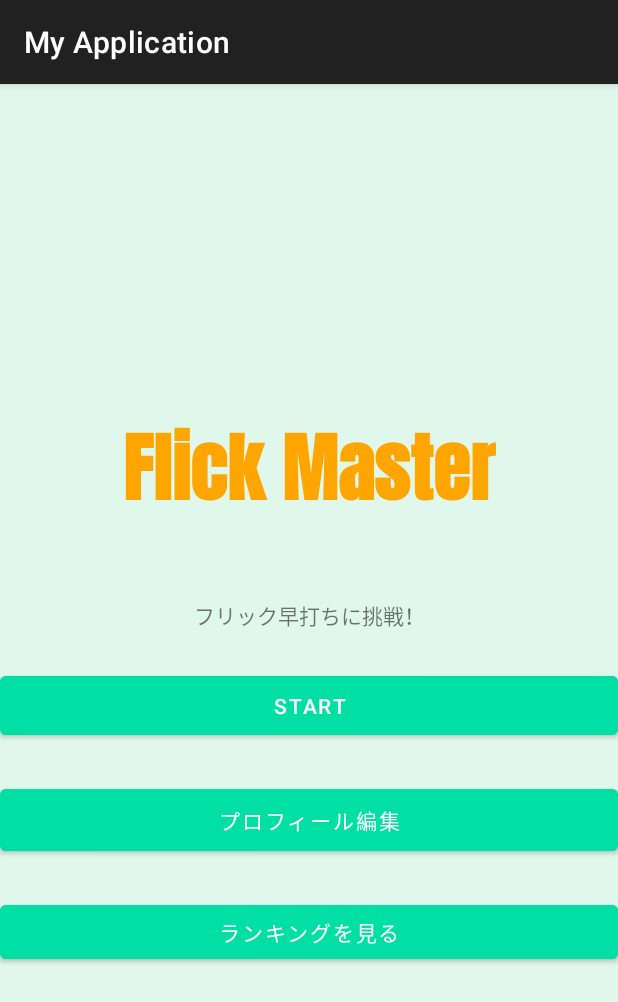
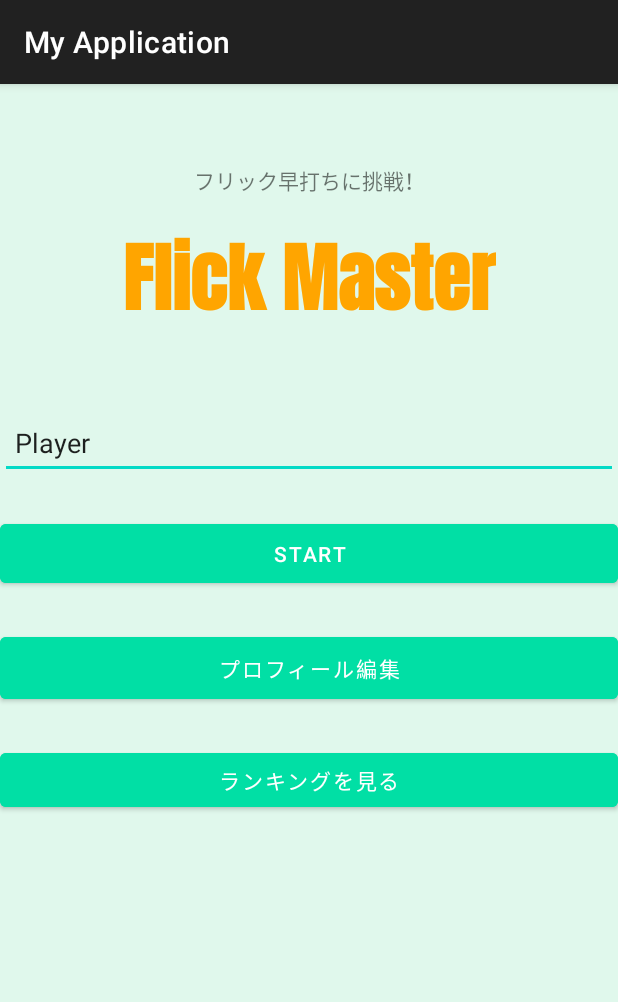
Before and after one commit to Byblis/FlickMaster, an Android app: the screen it shows after launch (MainActivity), on a phone screen of 412 x 824 dp. Shown: the top 1002 px of the screen. Run offline under Robolectric (Android 15) with nearby library versions, the phone set to English and light mode, and no system bars.

Commit message:
ランキングに名前を保存＆スコア自動保存実装

```diff
--- a/app/src/main/java/com/example/myapplication/MainActivity.java
+++ b/app/src/main/java/com/example/myapplication/MainActivity.java
@@ -1,14 +1,19 @@
 package com.example.myapplication;
 
 import android.content.Intent;
+import android.content.SharedPreferences;
 import android.os.Bundle;
 import android.widget.Button;
+import android.widget.EditText;
 import android.widget.TextView;
+import android.widget.Toast;
 
 import androidx.appcompat.app.AppCompatActivity;
-import com.example.testapp.ProfileEditActivity; // ✅ 正しいパス！
 
 public class MainActivity extends AppCompatActivity {
+    private EditText playerNameEditText;
+    private SharedPreferences prefs;
+
     @Override
     protected void onCreate(Bundle savedInstanceState) {
         super.onCreate(savedInstanceState);
@@ -17,29 +22,35 @@ public class MainActivity extends AppCompatActivity {
         // UIコンポーネントの初期化
         TextView textView = findViewById(R.id.textView);
         Button startButton = findViewById(R.id.startButton);
-        Button profileButton = findViewById(R.id.profileButton);
+        Button rankingButton = findViewById(R.id.rankingButton);
+        playerNameEditText = findViewById(R.id.playerNameEditText);
+
+        // SharedPreferences を取得
+        prefs = getSharedPreferences("PlayerPrefs", MODE_PRIVATE);
+        String savedName = prefs.getString("player_name", "Player"); // デフォルトは "Player"
+        playerNameEditText.setText(savedName);
 
         // スタートボタンのクリックリスナー
         startButton.setOnClickListener(v -> {
-            textView.setText("ボタンが押されました！");
+            String playerName = playerNameEditText.getText().toString().trim();
+            if (playerName.isEmpty()) {
+                playerName = "Player"; // 名前が空ならデフォルト
+            }
 
-            // TypingActivity へ遷移
+            // プレイヤー名を SharedPreferences に保存
+            SharedPreferences.Editor editor = prefs.edit();
+            editor.putString("player_name", playerName);
+            editor.apply();
+
+            // 🔥 ゲーム画面へ遷移し、プレイヤー名を渡す
             Intent intent = new Intent(MainActivity.this, TypingActivity.class);
+            intent.putExtra("PLAYER_NAME", playerName);
             startActivity(intent);
         });
 
-        // プロフィールボタンのクリックリスナー
-        profileButton.setOnClickListener(v -> {
-            Intent intent = new Intent(MainActivity.this, ProfileEditActivity.class);
-            startActivity(intent);
-        });
-
-        Button rankingButton = findViewById(R.id.rankingButton);
+        // ランキングボタンのクリックリスナー
         rankingButton.setOnClickListener(v -> {
             RankingManager.openRankingActivity(MainActivity.this);
         });
-
-
-
     }
 }
--- a/app/src/main/java/com/example/myapplication/TypingActivity.java
+++ b/app/src/main/java/com/example/myapplication/TypingActivity.java
@@ -1,4 +1,3 @@
-
 package com.example.myapplication;
 
 import android.content.Intent;
--- a/app/src/main/res/layout/activity_main.xml
+++ b/app/src/main/res/layout/activity_main.xml
@@ -7,38 +7,51 @@
     android:layout_height="match_parent"
     tools:context=".MainActivity">
 
-    <!-- ⭐ タイトル -->
+
+    <!-- ⭐ タイトルの上に説明テキスト配置 -->
     <TextView
         android:id="@+id/textView"
         android:layout_width="wrap_content"
         android:layout_height="wrap_content"
         android:text="フリック早打ちに挑戦！"
-        app:layout_constraintBottom_toBottomOf="parent"
+        app:layout_constraintBottom_toTopOf="@id/titleTextView"
         app:layout_constraintEnd_toEndOf="parent"
         app:layout_constraintHorizontal_bias="0.500"
         app:layout_constraintStart_toStartOf="parent"
         app:layout_constraintTop_toTopOf="parent"
-        app:layout_constraintVertical_bias="0.46" />
+        android:layout_marginTop="48dp"/> <!-- 🔥 余白を増やして配置を調整 -->
 
+    <!-- ⭐ タイトル -->
     <TextView
         android:id="@+id/titleTextView"
         android:layout_width="wrap_content"
         android:layout_height="wrap_content"
         android:fontFamily="@font/anton_regular"
         android:gravity="center"
-        android:paddingBottom="24dp"
         android:text="Flick Master"
         android:textColor="#FFA500"
         android:textSize="50sp"
         android:textStyle="bold"
-        app:layout_constraintBottom_toTopOf="@id/startButton"
-        app:layout_constraintEnd_toEndOf="parent"
-        app:layout_constraintHorizontal_bias="0.500"
-        app:layout_constraintStart_toStartOf="parent"
         app:layout_constraintTop_toTopOf="parent"
-        app:layout_constraintVertical_bias="0.744" />
+    app:layout_constraintEnd_toEndOf="parent"
+    app:layout_constraintHorizontal_bias="0.500"
+    app:layout_constraintStart_toStartOf="parent"
+    android:layout_marginTop="80dp"/> <!-- 🔥 もっと大きくしてみる -->
 
-    <!-- ✅ `android:layout_marginTop` を削除し、`app:layout_marginTop` に統一 -->
+    <EditText
+        android:id="@+id/playerNameEditText"
+        android:layout_width="match_parent"
+        android:layout_height="48dp"
+    android:hint="プレイヤー名を入力"
+    android:textSize="18sp"
+    android:padding="10dp"
+    app:layout_constraintTop_toBottomOf="@id/titleTextView"
+    app:layout_constraintStart_toStartOf="parent"
+    app:layout_constraintEnd_toEndOf="parent"
+    android:layout_marginTop="48dp"/>
+
+
+    <!-- ✅ スタートボタンをプレイヤー名入力の下に配置 -->
     <com.google.android.material.button.MaterialButton
         android:id="@+id/startButton"
         style="@style/BaseButton"
@@ -49,7 +62,7 @@
         app:layout_constraintEnd_toEndOf="parent"
         app:layout_constraintHorizontal_bias="0.500"
         app:layout_constraintStart_toStartOf="parent"
-        app:layout_constraintTop_toBottomOf="@+id/textView" />
+        app:layout_constraintTop_toBottomOf="@id/playerNameEditText"/> <!-- 🔥 ここを修正！ -->
 
 
 
@@ -68,7 +81,7 @@
     <com.google.android.material.button.MaterialButton
         android:id="@+id/rankingButton"
         android:layout_width="match_parent"
-        android:layout_height="wrap_content"
+        android:layout_height="0dp"
         android:text="ランキングを見る"
         android:backgroundTint="@color/button_color"
         android:textColor="@android:color/white"
@@ -77,4 +90,6 @@
         app:layout_constraintTop_toBottomOf="@id/profileButton"
         android:layout_marginTop="24dp"/> <!-- 🔥 修正 -->
 
+
+
 </androidx.constraintlayout.widget.ConstraintLayout>
```
Also changed, not shown: app/src/main/java/com/example/myapplication/RankingActivity.java (+19 -1 lines), app/src/main/java/com/example/myapplication/RankingManager.java (+16 -5 lines), app/src/main/java/com/example/myapplication/ResultActivity.java (+12 -30 lines), app/src/main/res/layout/activity_ranking.xml (+6 -4 lines), app/src/main/res/layout/activity_result.xml (+3 -16 lines).
